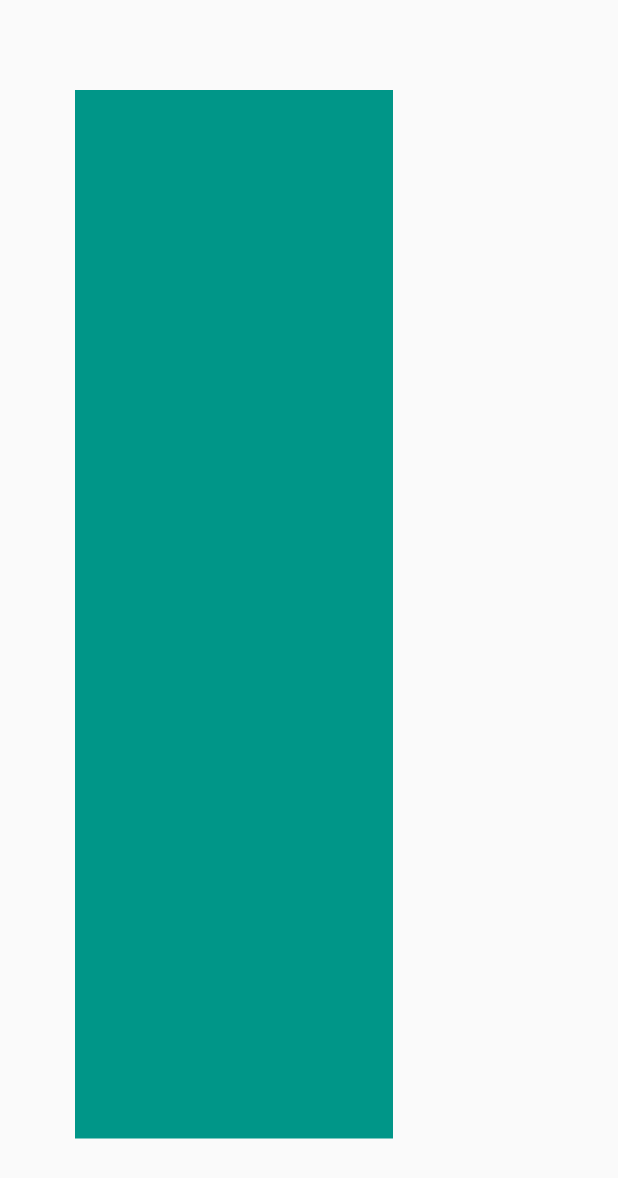
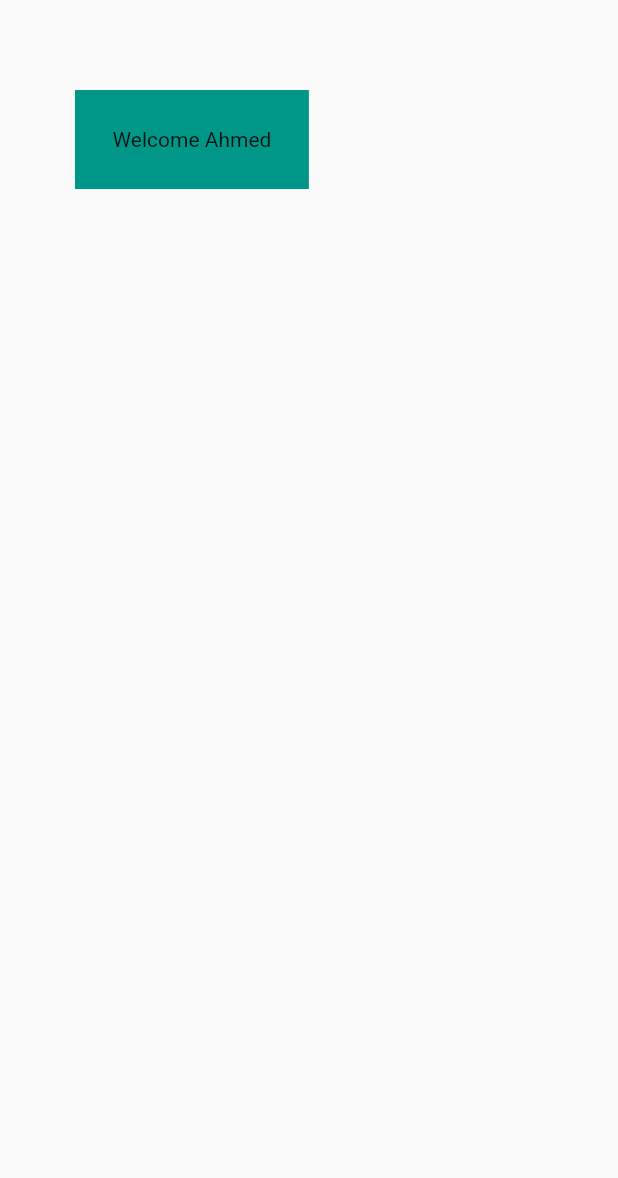
Before and after one commit to Mohammedazzam/flutter_app_002, a Flutter app: the screen it shows after launch, on a phone screen of 412 x 824 dp. Shown: the top 1178 px of the screen. Run offline on Flutter 3.47's test engine with Material 2 defaults, Android fonts, the phone set to English and light mode, and no system bars.

Commit message:
5.6(عمل padding + وضع نص)

```diff
--- a/lib/main.dart
+++ b/lib/main.dart
@@ -25,7 +25,8 @@ class HomeScreen extends StatelessWidget {
 //        margin: EdgeInsets.all(30),
 //        margin: EdgeInsets.only(left: 50,top: 60),
         margin: EdgeInsets.only(left: 50,right: 150 ,top: 60,bottom: 65),
-
+        padding: EdgeInsets.all(25),
+        child: Text("Welcome Ahmed"),
       ),
     );
   }
```
